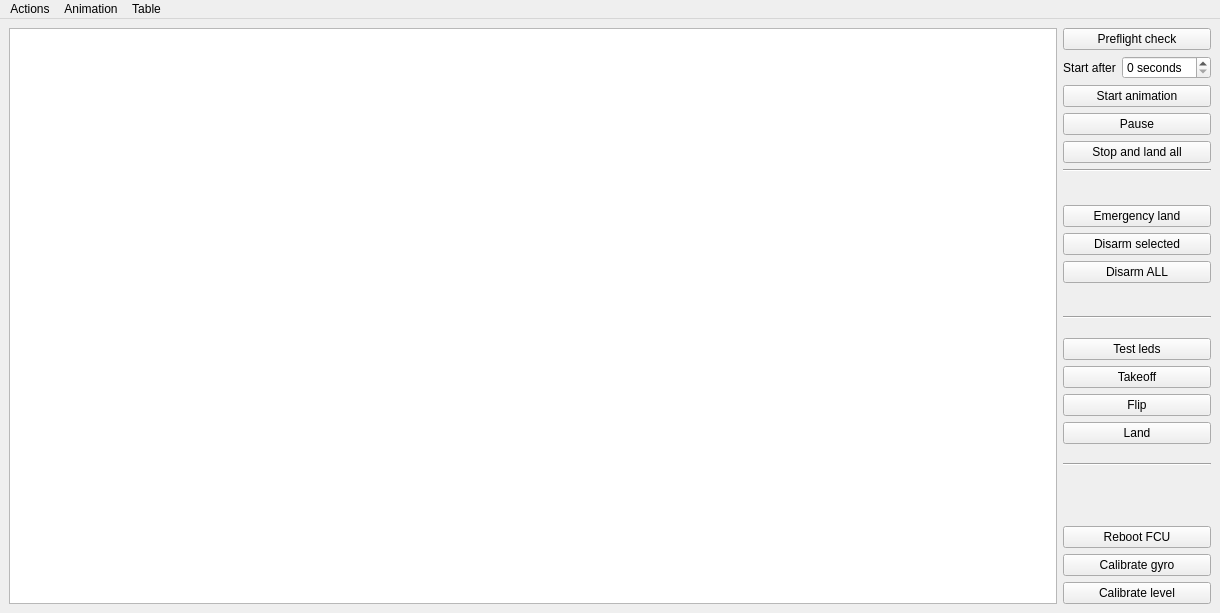
Before: the Qt Designer form Server/server_gui.ui in CopterExpress/clever-show, drawn with Qt 5.
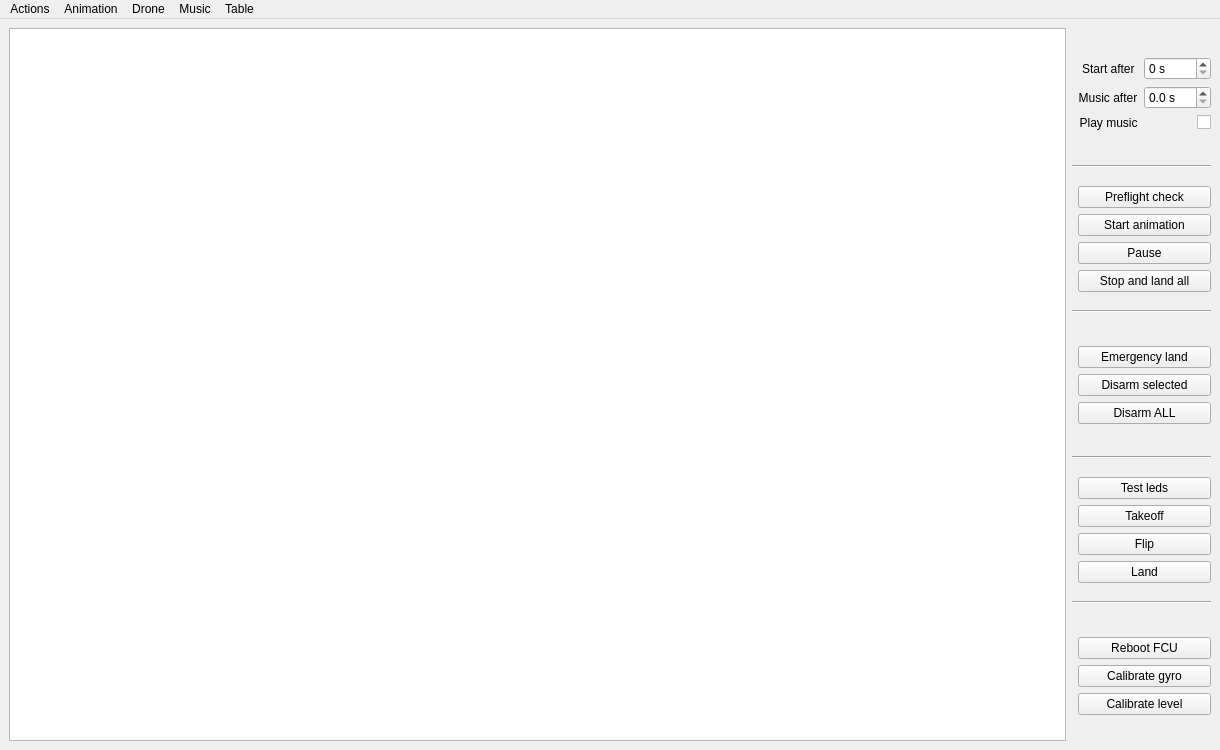
After: the same form once the commit is applied.

Commit message: Server: Add ability to play music

```diff
--- a/Server/server_gui.ui
+++ b/Server/server_gui.ui
@@ -7,7 +7,7 @@
     <x>0</x>
     <y>0</y>
     <width>1220</width>
-    <height>613</height>
+    <height>750</height>
    </rect>
   </property>
   <property name="windowTitle">
@@ -68,39 +68,112 @@
         <item>
          <layout class="QFormLayout" name="formLayout">
           <property name="labelAlignment">
-           <set>Qt::AlignLeading|Qt::AlignLeft|Qt::AlignVCenter</set>
+           <set>Qt::AlignCenter</set>
           </property>
           <property name="formAlignment">
-           <set>Qt::AlignLeading|Qt::AlignLeft|Qt::AlignTop</set>
+           <set>Qt::AlignCenter</set>
           </property>
-          <item row="1" column="0" colspan="2">
-           <widget class="QPushButton" name="check_button">
-            <property name="enabled">
+          <item row="3" column="0">
+           <widget class="QLabel" name="music_text">
+            <property name="layoutDirection">
+             <enum>Qt::RightToLeft</enum>
+            </property>
+            <property name="text">
+             <string>  Music after</string>
+            </property>
+           </widget>
+          </item>
+          <item row="3" column="1">
+           <widget class="QDoubleSpinBox" name="music_delay_spin">
+            <property name="suffix">
+             <string> s</string>
+            </property>
+            <property name="decimals">
+             <number>1</number>
+            </property>
+           </widget>
+          </item>
+          <item row="4" column="1">
+           <widget class="QCheckBox" name="music_checkbox">
+            <property name="sizePolicy">
+             <sizepolicy hsizetype="Minimum" vsizetype="Fixed">
+              <horstretch>0</horstretch>
+              <verstretch>0</verstretch>
+             </sizepolicy>
+            </property>
+            <property name="layoutDirection">
+             <enum>Qt::RightToLeft</enum>
+            </property>
+            <property name="autoFillBackground">
              <bool>true</bool>
             </property>
             <property name="text">
-             <string>Preflight check</string>
+             <string/>
+            </property>
+            <property name="checked">
+             <bool>false</bool>
+            </property>
+           </widget>
+          </item>
+          <item row="4" column="0">
+           <widget class="QLabel" name="music_play_text">
+            <property name="layoutDirection">
+             <enum>Qt::RightToLeft</enum>
+            </property>
+            <property name="text">
+             <string>  Play music</string>
+            </property>
+           </widget>
+          </item>
+          <item row="2" column="1">
+           <widget class="QSpinBox" name="start_delay_spin">
+            <property name="suffix">
+             <string> s</string>
             </property>
            </widget>
           </item>
           <item row="2" column="0">
            <widget class="QLabel" name="start_text">
+            <property name="layoutDirection">
+             <enum>Qt::RightToLeft</enum>
+            </property>
             <property name="text">
-             <string>Start after</string>
+             <string>  Start after</string>
             </property>
             <property name="alignment">
              <set>Qt::AlignCenter</set>
             </property>
            </widget>
           </item>
-          <item row="2" column="1">
-           <widget class="QSpinBox" name="start_delay_spin">
-            <property name="suffix">
-             <string> seconds</string>
+         </layout>
+        </item>
+        <item>
+         <widget class="Line" name="line">
+          <property name="orientation">
+           <enum>Qt::Horizontal</enum>
+          </property>
+         </widget>
+        </item>
+        <item>
+         <layout class="QFormLayout" name="formLayout_2">
+          <property name="formAlignment">
+           <set>Qt::AlignLeading|Qt::AlignLeft|Qt::AlignVCenter</set>
+          </property>
+          <item row="10" column="1">
+           <widget class="QPushButton" name="stop_button">
+            <property name="text">
+             <string>Stop and land all</string>
             </property>
            </widget>
           </item>
-          <item row="3" column="0" colspan="2">
+          <item row="9" column="1">
+           <widget class="QPushButton" name="pause_button">
+            <property name="text">
+             <string>Pause</string>
+            </property>
+           </widget>
+          </item>
+          <item row="8" column="1">
            <widget class="QPushButton" name="start_button">
             <property name="enabled">
              <bool>true</bool>
@@ -113,52 +186,13 @@
             </property>
            </widget>
           </item>
-          <item row="4" column="0" colspan="2">
-           <widget class="QPushButton" name="pause_button">
-            <property name="text">
-             <string>Pause</string>
+          <item row="7" column="1">
+           <widget class="QPushButton" name="check_button">
+            <property name="enabled">
+             <bool>true</bool>
             </property>
-           </widget>
-          </item>
-          <item row="5" column="0" colspan="2">
-           <widget class="QPushButton" name="stop_button">
             <property name="text">
-             <string>Stop and land all</string>
-            </property>
-           </widget>
-          </item>
-         </layout>
-        </item>
-        <item>
-         <widget class="Line" name="line">
-          <property name="orientation">
-           <enum>Qt::Horizontal</enum>
-          </property>
-         </widget>
-        </item>
-        <item>
-         <layout class="QFormLayout" name="formLayout_2">
-          <property name="formAlignment">
-           <set>Qt::AlignLeading|Qt::AlignLeft|Qt::AlignVCenter</set>
-          </property>
-          <item row="7" column="0" colspan="2">
-           <widget class="QPushButton" name="disarm_button">
-            <property name="text">
-             <string>Disarm selected</string>
-            </property>
-           </widget>
-          </item>
-          <item row="6" column="0" colspan="2">
-           <widget class="QPushButton" name="emergency_button">
-            <property name="text">
-             <string>Emergency land</string>
-            </property>
-           </widget>
-          </item>
-          <item row="8" column="0" colspan="2">
-           <widget class="QPushButton" name="disarm_all_button">
-            <property name="text">
-             <string>Disarm ALL</string>
+             <string>Preflight check</string>
             </property>
            </widget>
           </item>
@@ -179,34 +213,24 @@
           <property name="verticalSpacing">
            <number>6</number>
           </property>
-          <item row="0" column="0" colspan="2">
-           <widget class="QPushButton" name="leds_button">
+          <item row="3" column="1">
+           <widget class="QPushButton" name="disarm_all_button">
             <property name="text">
-             <string>Test leds</string>
+             <string>Disarm ALL</string>
             </property>
            </widget>
           </item>
-          <item row="1" column="0" colspan="2">
-           <widget class="QPushButton" name="takeoff_button">
-            <property name="enabled">
-             <bool>true</bool>
-            </property>
+          <item row="2" column="1">
+           <widget class="QPushButton" name="disarm_button">
             <property name="text">
-             <string>Takeoff</string>
+             <string>Disarm selected</string>
             </property>
            </widget>
           </item>
-          <item row="2" column="0" colspan="2">
-           <widget class="QPushButton" name="flip_button">
+          <item row="0" column="1">
+           <widget class="QPushButton" name="emergency_button">
             <property name="text">
-             <string>Flip</string>
-            </property>
-           </widget>
-          </item>
-          <item row="3" column="0" colspan="2">
-           <widget class="QPushButton" name="land_button">
-            <property name="text">
-             <string>Land</string>
+             <string>Emergency land</string>
             </property>
            </widget>
           </item>
@@ -222,23 +246,68 @@
         <item>
          <layout class="QFormLayout" name="formLayout_4">
           <property name="formAlignment">
-           <set>Qt::AlignBottom|Qt::AlignLeading|Qt::AlignLeft</set>
+           <set>Qt::AlignLeading|Qt::AlignLeft|Qt::AlignVCenter</set>
           </property>
-          <item row="0" column="0" colspan="2">
+          <item row="3" column="1">
+           <widget class="QPushButton" name="land_button">
+            <property name="text">
+             <string>Land</string>
+            </property>
+           </widget>
+          </item>
+          <item row="2" column="1">
+           <widget class="QPushButton" name="flip_button">
+            <property name="text">
+             <string>Flip</string>
+            </property>
+           </widget>
+          </item>
+          <item row="1" column="1">
+           <widget class="QPushButton" name="takeoff_button">
+            <property name="enabled">
+             <bool>true</bool>
+            </property>
+            <property name="text">
+             <string>Takeoff</string>
+            </property>
+           </widget>
+          </item>
+          <item row="0" column="1">
+           <widget class="QPushButton" name="leds_button">
+            <property name="text">
+             <string>Test leds</string>
+            </property>
+           </widget>
+          </item>
+         </layout>
+        </item>
+        <item>
+         <widget class="Line" name="line_4">
+          <property name="orientation">
+           <enum>Qt::Horizontal</enum>
+          </property>
+         </widget>
+        </item>
+        <item>
+         <layout class="QFormLayout" name="formLayout_6">
+          <property name="formAlignment">
+           <set>Qt::AlignLeading|Qt::AlignLeft|Qt::AlignVCenter</set>
+          </property>
+          <item row="0" column="1">
            <widget class="QPushButton" name="reboot_fcu">
             <property name="text">
              <string>Reboot FCU</string>
             </property>
            </widget>
           </item>
-          <item row="1" column="0" colspan="2">
+          <item row="1" column="1">
            <widget class="QPushButton" name="calibrate_gyro">
             <property name="text">
              <string>Calibrate gyro</string>
             </property>
            </widget>
           </item>
-          <item row="2" column="0" colspan="2">
+          <item row="2" column="1">
            <widget class="QPushButton" name="calibrate_level">
             <property name="text">
              <string>Calibrate level</string>
@@ -294,8 +363,25 @@
     <addaction name="action_set_start_to_current_position"/>
     <addaction name="action_reset_start"/>
    </widget>
+   <widget class="QMenu" name="menuDrone">
+    <property name="title">
+     <string>Drone</string>
+    </property>
+    <addaction name="action_set_z_offset_to_ground"/>
+    <addaction name="action_reset_z_offset"/>
+   </widget>
+   <widget class="QMenu" name="menuMusic">
+    <property name="title">
+     <string>Music</string>
+    </property>
+    <addaction name="action_select_music_file"/>
+    <addaction name="action_play_music"/>
+    <addaction name="action_test_music_after"/>
+   </widget>
    <addaction name="menuOptions"/>
    <addaction name="menuAnimation"/>
+   <addaction name="menuDrone"/>
+   <addaction name="menuMusic"/>
    <addaction name="menuTable"/>
   </widget>
   <action name="action_send_animations">
```
Left out of the diff: 32 changed lines with no effect on the pictures. The commit also changes 2 other files.
